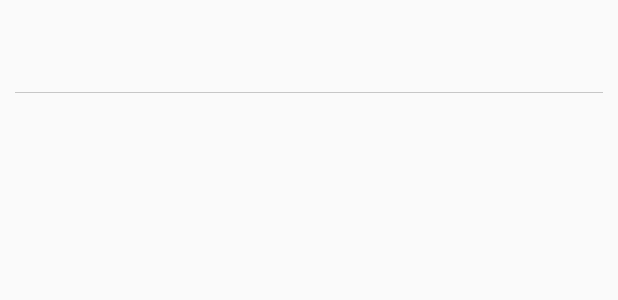
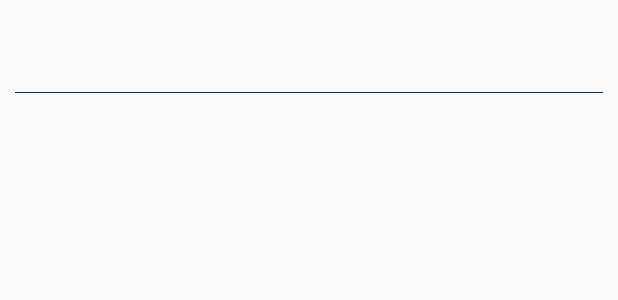
Before and after one commit to michaelmho/notepad, an Android app: the layout note_layout.xml on its own in the app's theme, with its tools: preview values and no code run, on a phone screen of 412 x 824 dp. Shown: the top 300 px of the screen. Run offline under Robolectric (Android 15) with nearby library versions, the light colour scheme and no system bars.

Commit message:
Added "add_image" functionality and changed colors

```diff
--- a/app/src/main/java/com/example/tausi/everypad/model/Note.java
+++ b/app/src/main/java/com/example/tausi/everypad/model/Note.java
@@ -10,7 +10,7 @@ import android.arch.persistence.room.Ignore;
 @Entity(tableName = "notes")
 public class Note {
     @PrimaryKey(autoGenerate = true)
-    private int id = -1; //default val
+    private int id; //default val
     @ColumnInfo(name = "text")
     private String noteText;
     @ColumnInfo(name = "date")
--- a/app/src/main/res/menu/edite_note_menu.xml
+++ b/app/src/main/res/menu/edite_note_menu.xml
@@ -6,4 +6,8 @@
         android:id="@+id/save_note"
         android:title="SAVE"
         app:showAsAction="ifRoom" />
+    <item
+        android:id="@+id/add_image"
+        android:title="ADD IMAGE"
+        app:showAsAction="ifRoom" />
 </menu>
--- a/app/src/main/res/values/colors.xml
+++ b/app/src/main/res/values/colors.xml
@@ -1,7 +1,7 @@
 <?xml version="1.0" encoding="utf-8"?>
 <resources>
-    <color name="colorPrimary">#ffdfd5</color>
-    <color name="colorPrimaryDark">#fdc0ad</color>
+    <color name="colorPrimary">#3a488c</color>
+    <color name="colorPrimaryDark">#0d3451</color>
     <color name="colorAccent">#442B2D</color>
-    <color name="view_backg_color">#c7c7c7</color>
+    <color name="view_backg_color">#0d3451</color>
 </resources>
```
Also changed, not shown: app/src/main/java/com/example/tausi/everypad/EditeNoteActivity.java (+36 -1 lines).
